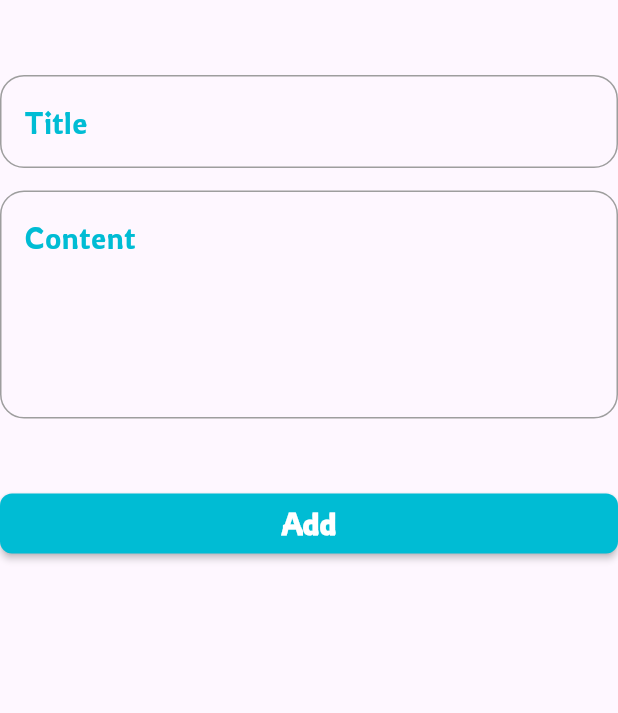
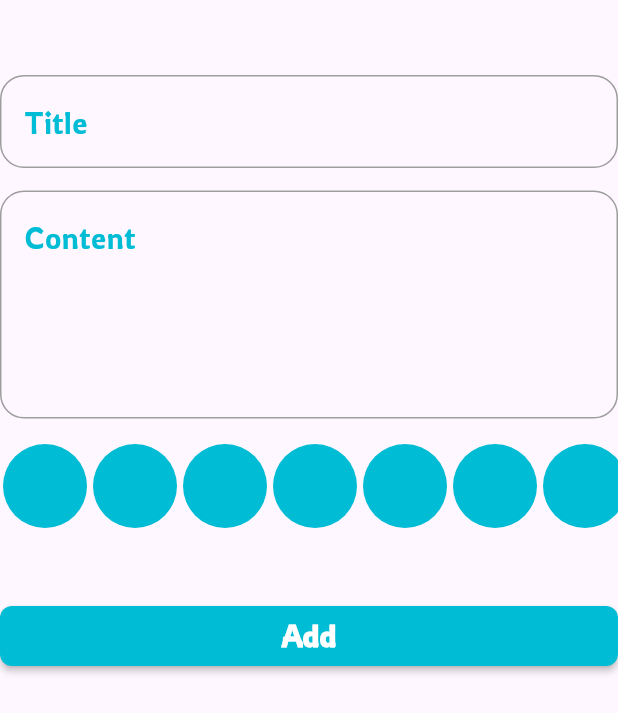
Before and after one commit to hayam-tarek/notes_app, a Flutter app: the AddNoteForm widget shown alone on an empty page, opened directly, on a phone screen of 412 x 824 dp. Shown: the top 713 px of the screen. Run offline on Flutter 3.47's test engine with Material 3 defaults, Android fonts, the phone set to English and light mode, and no system bars; our stand-ins replace bloc, flutter_bloc, hive, hive_flutter; accounts and stored records are empty.

Commit message:
create colors listView

```diff
--- a/lib/widgets/add_note_form.dart
+++ b/lib/widgets/add_note_form.dart
@@ -3,6 +3,7 @@ import 'package:flutter_bloc/flutter_bloc.dart';
 import 'package:intl/intl.dart';
 import 'package:notes_app/cubits/addNoteCubit/add_note_cubit.dart';
 import 'package:notes_app/models/note_model.dart';
+import 'package:notes_app/widgets/colors_listview.dart';
 import 'package:notes_app/widgets/custom_button.dart';
 import 'package:notes_app/widgets/custom_text_field.dart';
 
@@ -46,6 +47,10 @@ class _AddNoteFormState extends State<AddNoteForm> {
             maxLines: 5,
           ),
           const SizedBox(
+            height: 15,
+          ),
+          const ColorsListView(),
+          const SizedBox(
             height: 50,
           ),
           BlocBuilder<AddNoteCubit, AddNoteState>(
--- /dev/null
+++ b/lib/widgets/color_item.dart
@@ -0,0 +1,17 @@
+import 'package:flutter/material.dart';
+import 'package:notes_app/helper/constant.dart';
+
+class ColorItem extends StatelessWidget {
+  const ColorItem({super.key});
+
+  @override
+  Widget build(BuildContext context) {
+    return const Padding(
+      padding: EdgeInsets.all(2.0),
+      child: CircleAvatar(
+        radius: 28,
+        backgroundColor: kMainColor,
+      ),
+    );
+  }
+}
--- /dev/null
+++ b/lib/widgets/colors_listview.dart
@@ -0,0 +1,27 @@
+import 'package:flutter/material.dart';
+import 'package:notes_app/widgets/color_item.dart';
+
+class ColorsListView extends StatelessWidget {
+  const ColorsListView({
+    super.key,
+  });
+
+  @override
+  Widget build(BuildContext context) {
+    return const SingleChildScrollView(
+      scrollDirection: Axis.horizontal,
+      child: Row(
+        mainAxisAlignment: MainAxisAlignment.spaceBetween,
+        children: [
+          ColorItem(),
+          ColorItem(),
+          ColorItem(),
+          ColorItem(),
+          ColorItem(),
+          ColorItem(),
+          ColorItem(),
+        ],
+      ),
+    );
+  }
+}
```
